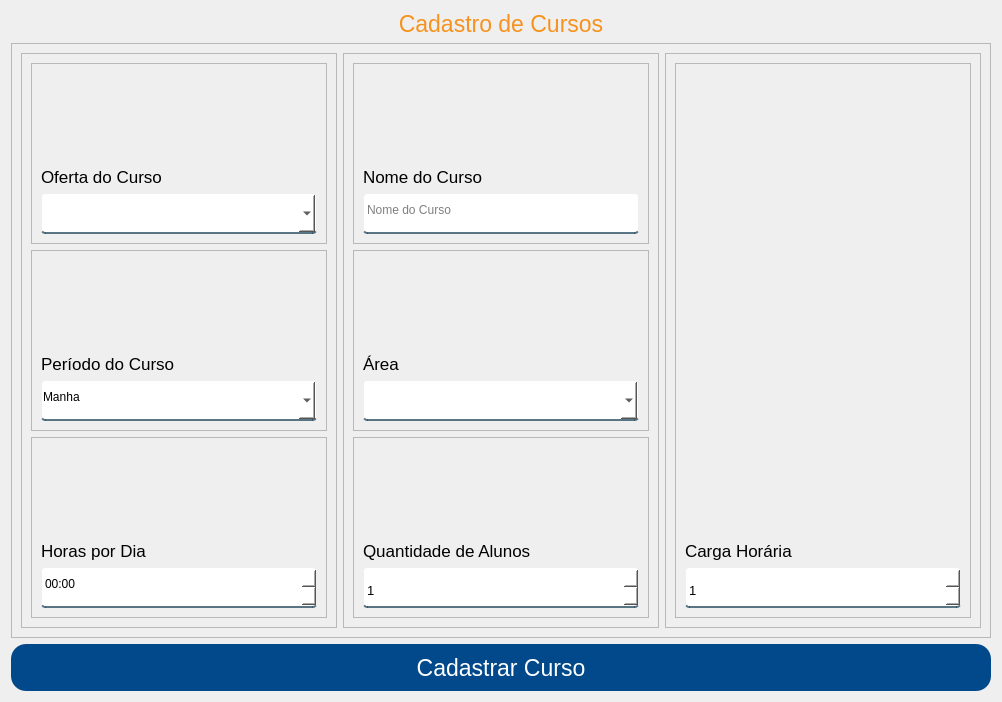
Qt form App/view/ui/cadastroCurso.ui (Senac-SOR-ADS/Mapa-de-Sala) before a commit.
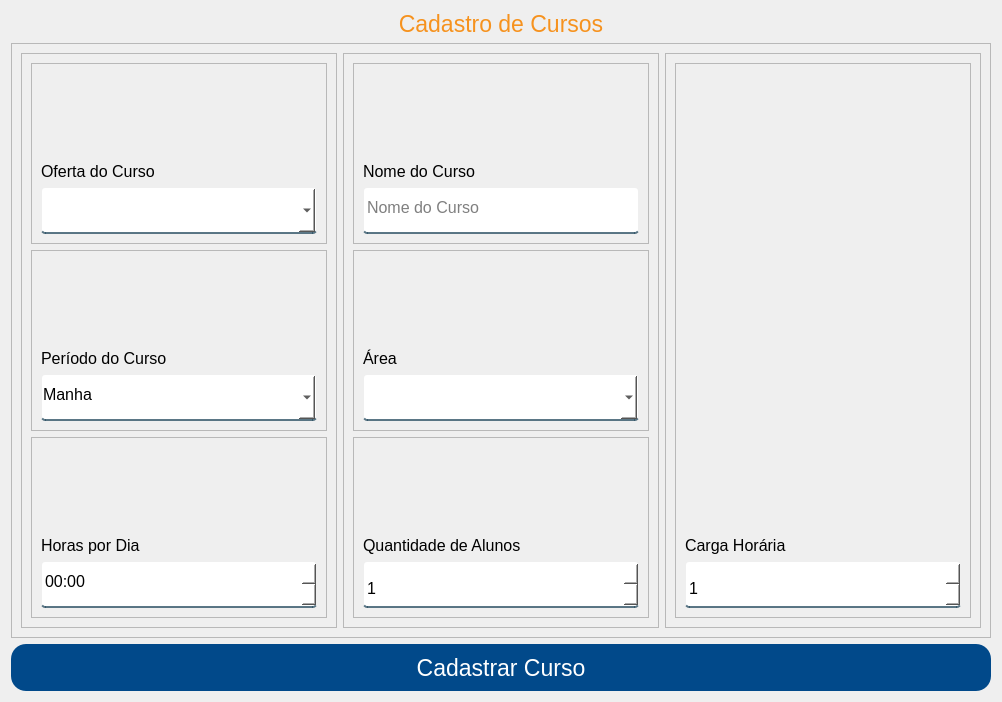
The same form after that commit.

Commit message:
Alteração nos layouts
Modificação nas telas de cadastros e edição para corresponderem com o padrão do projeto

Diff of the .ui file:
```diff
--- a/App/view/ui/cadastroCurso.ui
+++ b/App/view/ui/cadastroCurso.ui
@@ -129,7 +129,7 @@
              <widget class="QLabel" name="label_4">
               <property name="font">
                <font>
-                <pointsize>13</pointsize>
+                <pointsize>12</pointsize>
                </font>
               </property>
               <property name="text">
@@ -151,9 +151,14 @@
               <property name="minimumSize">
                <size>
                 <width>0</width>
-                <height>41</height>
+                <height>47</height>
                </size>
               </property>
+              <property name="font">
+               <font>
+                <pointsize>12</pointsize>
+               </font>
+              </property>
               <property name="cursor">
                <cursorShape>PointingHandCursor</cursorShape>
               </property>
@@ -184,7 +189,7 @@
              <widget class="QLabel" name="label_7">
               <property name="font">
                <font>
-                <pointsize>13</pointsize>
+                <pointsize>12</pointsize>
                </font>
               </property>
               <property name="text">
@@ -206,9 +211,14 @@
               <property name="minimumSize">
                <size>
                 <width>0</width>
-                <height>41</height>
+                <height>47</height>
                </size>
               </property>
+              <property name="font">
+               <font>
+                <pointsize>12</pointsize>
+               </font>
+              </property>
               <property name="cursor">
                <cursorShape>PointingHandCursor</cursorShape>
               </property>
@@ -254,7 +264,7 @@
              <widget class="QLabel" name="label_6">
               <property name="font">
                <font>
-                <pointsize>13</pointsize>
+                <pointsize>12</pointsize>
                </font>
               </property>
               <property name="text">
@@ -276,9 +286,14 @@
               <property name="minimumSize">
                <size>
                 <width>0</width>
-                <height>41</height>
+                <height>47</height>
                </size>
               </property>
+              <property name="font">
+               <font>
+                <pointsize>12</pointsize>
+               </font>
+              </property>
               <property name="time">
                <time>
                 <hour>0</hour>
@@ -334,7 +349,7 @@
              <widget class="QLabel" name="label_2">
               <property name="font">
                <font>
-                <pointsize>13</pointsize>
+                <pointsize>12</pointsize>
                </font>
               </property>
               <property name="text">
@@ -350,9 +365,14 @@
               <property name="minimumSize">
                <size>
                 <width>0</width>
-                <height>41</height>
+                <height>47</height>
                </size>
               </property>
+              <property name="font">
+               <font>
+                <pointsize>12</pointsize>
+               </font>
+              </property>
               <property name="placeholderText">
                <string>Nome do Curso</string>
               </property>
@@ -380,7 +400,7 @@
              <widget class="QLabel" name="label_8">
               <property name="font">
                <font>
-                <pointsize>13</pointsize>
+                <pointsize>12</pointsize>
                </font>
               </property>
               <property name="text">
@@ -402,9 +422,14 @@
               <property name="minimumSize">
                <size>
                 <width>0</width>
-                <height>41</height>
+                <height>47</height>
                </size>
               </property>
+              <property name="font">
+               <font>
+                <pointsize>12</pointsize>
+               </font>
+              </property>
               <property name="cursor">
                <cursorShape>PointingHandCursor</cursorShape>
               </property>
@@ -435,7 +460,7 @@
              <widget class="QLabel" name="label_5">
               <property name="font">
                <font>
-                <pointsize>13</pointsize>
+                <pointsize>12</pointsize>
                </font>
               </property>
               <property name="text">
@@ -457,12 +482,12 @@
               <property name="minimumSize">
                <size>
                 <width>0</width>
-                <height>41</height>
+                <height>47</height>
                </size>
               </property>
               <property name="font">
                <font>
-                <pointsize>10</pointsize>
+                <pointsize>12</pointsize>
                </font>
               </property>
               <property name="cursor">
@@ -516,7 +541,7 @@
              <widget class="QLabel" name="label_3">
               <property name="font">
                <font>
-                <pointsize>13</pointsize>
+                <pointsize>12</pointsize>
                </font>
               </property>
               <property name="text">
@@ -538,12 +563,12 @@
               <property name="minimumSize">
                <size>
                 <width>0</width>
-                <height>41</height>
+                <height>47</height>
                </size>
               </property>
               <property name="font">
                <font>
-                <pointsize>10</pointsize>
+                <pointsize>12</pointsize>
                </font>
               </property>
               <property name="cursor">
```
The commit also changes 3 other files.
